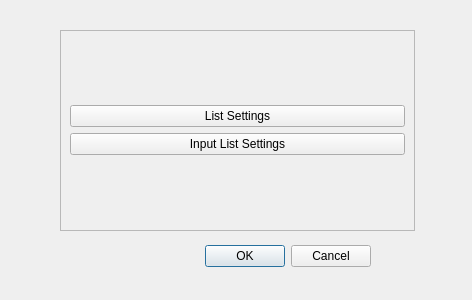
The window that widgets/editor/EditorTools/Settings/fieldsettings.ui (taliyos/DialogueCreatorForGames) describes before a commit, drawn with Qt 5.
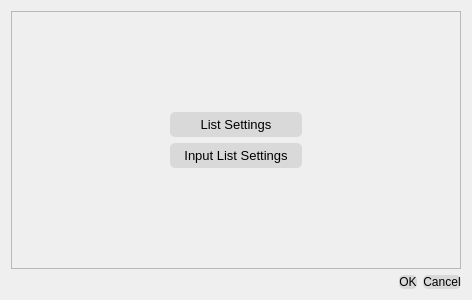
The same window after the commit.

Commit message: Field Settings Style

```diff
--- a/widgets/editor/EditorTools/Settings/fieldsettings.ui
+++ b/widgets/editor/EditorTools/Settings/fieldsettings.ui
@@ -13,31 +13,29 @@
   <property name="windowTitle">
    <string>Dialog</string>
   </property>
-  <widget class="QDialogButtonBox" name="buttonBox">
-   <property name="geometry">
-    <rect>
-     <x>30</x>
-     <y>240</y>
-     <width>341</width>
-     <height>32</height>
-    </rect>
-   </property>
-   <property name="orientation">
-    <enum>Qt::Horizontal</enum>
-   </property>
-   <property name="standardButtons">
-    <set>QDialogButtonBox::Cancel|QDialogButtonBox::Ok</set>
-   </property>
-  </widget>
+  <property name="styleSheet">
+   <string notr="true">QPushButton {
+	border-radius: 5px;
+	background-color: #d9d9d9;
+	color: black;
+}
+
+QPushButton:Hover {
+	background-color: #fefefe;
+}
+
+QPushButton:Pressed {
+	background-color: #a3a3a3;
+}
+
+#buttonBox QPushButton {
+	min-width: 60px;
+	min-height: 20px;
+}</string>
+  </property>
+  <layout class="QVBoxLayout" name="verticalLayout_2">
+   <item>
   <widget class="QFrame" name="frame">
-   <property name="geometry">
-    <rect>
-     <x>60</x>
-     <y>30</y>
-     <width>355</width>
-     <height>201</height>
-    </rect>
-   </property>
    <property name="frameShape">
     <enum>QFrame::StyledPanel</enum>
    </property>
@@ -46,25 +44,114 @@
    </property>
    <layout class="QGridLayout" name="gridLayout">
     <item row="0" column="0">
-     <layout class="QVBoxLayout" name="verticalLayout">
-      <item>
-       <widget class="QPushButton" name="OpenListSettings">
-        <property name="text">
-         <string>List Settings</string>
-        </property>
-       </widget>
-      </item>
-      <item>
+       <layout class="QGridLayout" name="gridLayout_2">
+        <item row="0" column="2">
+         <spacer name="horizontalSpacer">
+          <property name="orientation">
+           <enum>Qt::Horizontal</enum>
+          </property>
+          <property name="sizeHint" stdset="0">
+           <size>
+            <width>40</width>
+            <height>20</height>
+           </size>
+          </property>
+         </spacer>
+        </item>
+        <item row="1" column="1">
        <widget class="QPushButton" name="OpenInputListSettings">
+          <property name="minimumSize">
+           <size>
+            <width>132</width>
+            <height>25</height>
+           </size>
+          </property>
+          <property name="font">
+           <font>
+            <pointsize>10</pointsize>
+           </font>
+          </property>
+          <property name="cursor">
+           <cursorShape>PointingHandCursor</cursorShape>
+          </property>
         <property name="text">
          <string>Input List Settings</string>
         </property>
        </widget>
       </item>
+        <item row="0" column="1">
+         <widget class="QPushButton" name="OpenListSettings">
+          <property name="minimumSize">
+           <size>
+            <width>132</width>
+            <height>25</height>
+           </size>
+          </property>
+          <property name="font">
+           <font>
+            <pointsize>10</pointsize>
+           </font>
+          </property>
+          <property name="cursor">
+           <cursorShape>PointingHandCursor</cursorShape>
+          </property>
+          <property name="text">
+           <string>List Settings</string>
+          </property>
+         </widget>
+        </item>
+        <item row="0" column="0">
+         <spacer name="horizontalSpacer_2">
+          <property name="orientation">
+           <enum>Qt::Horizontal</enum>
+          </property>
+          <property name="sizeHint" stdset="0">
+           <size>
+            <width>40</width>
+            <height>20</height>
+           </size>
+          </property>
+         </spacer>
+        </item>
      </layout>
     </item>
    </layout>
   </widget>
+   </item>
+   <item>
+    <widget class="QDialogButtonBox" name="buttonBox">
+     <property name="sizePolicy">
+      <sizepolicy hsizetype="Minimum" vsizetype="Maximum">
+       <horstretch>0</horstretch>
+       <verstretch>0</verstretch>
+      </sizepolicy>
+     </property>
+     <property name="minimumSize">
+      <size>
+       <width>0</width>
+       <height>0</height>
+      </size>
+     </property>
+     <property name="font">
+      <font>
+       <pointsize>11</pointsize>
+      </font>
+     </property>
+     <property name="cursor">
+      <cursorShape>PointingHandCursor</cursorShape>
+     </property>
+     <property name="orientation">
+      <enum>Qt::Horizontal</enum>
+     </property>
+     <property name="standardButtons">
+      <set>QDialogButtonBox::Cancel|QDialogButtonBox::Ok</set>
+     </property>
+     <property name="centerButtons">
+      <bool>false</bool>
+     </property>
+    </widget>
+   </item>
+  </layout>
  </widget>
  <resources/>
  <connections>
```
Lines whose indentation alone changed are shown as unchanged.
